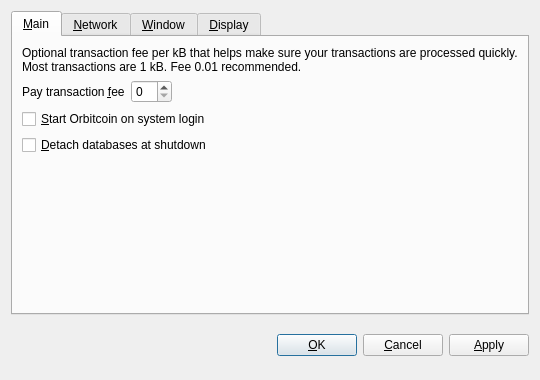
Before: the Qt Designer form src/qt/forms/optionsdialog.ui in TrezarCoin/TrezarCoin, drawn with Qt 5.
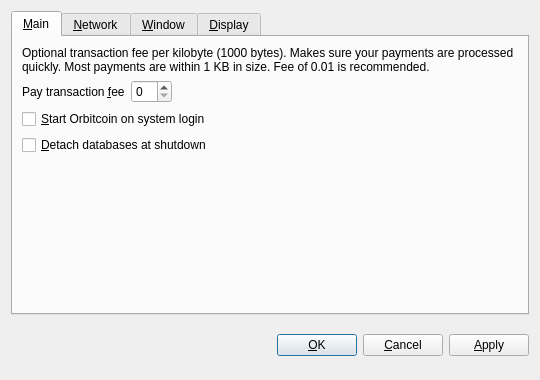
After: the same form once the commit is applied. Custom widgets are drawn as their Qt base class.

What changed in the file:
```diff
--- a/src/qt/forms/optionsdialog.ui
+++ b/src/qt/forms/optionsdialog.ui
@@ -33,7 +33,7 @@
        <item>
         <widget class="QLabel" name="transactionFeeInfoLabel">
          <property name="text">
-          <string>Optional transaction fee per kB that helps make sure your transactions are processed quickly. Most transactions are 1 kB. Fee 0.01 recommended.</string>
+          <string>Optional transaction fee per kilobyte (1000 bytes). Makes sure your payments are processed quickly. Most payments are within 1 KB in size. Fee of 0.01 is recommended.</string>
          </property>
          <property name="textFormat">
           <enum>Qt::PlainText</enum>
```
